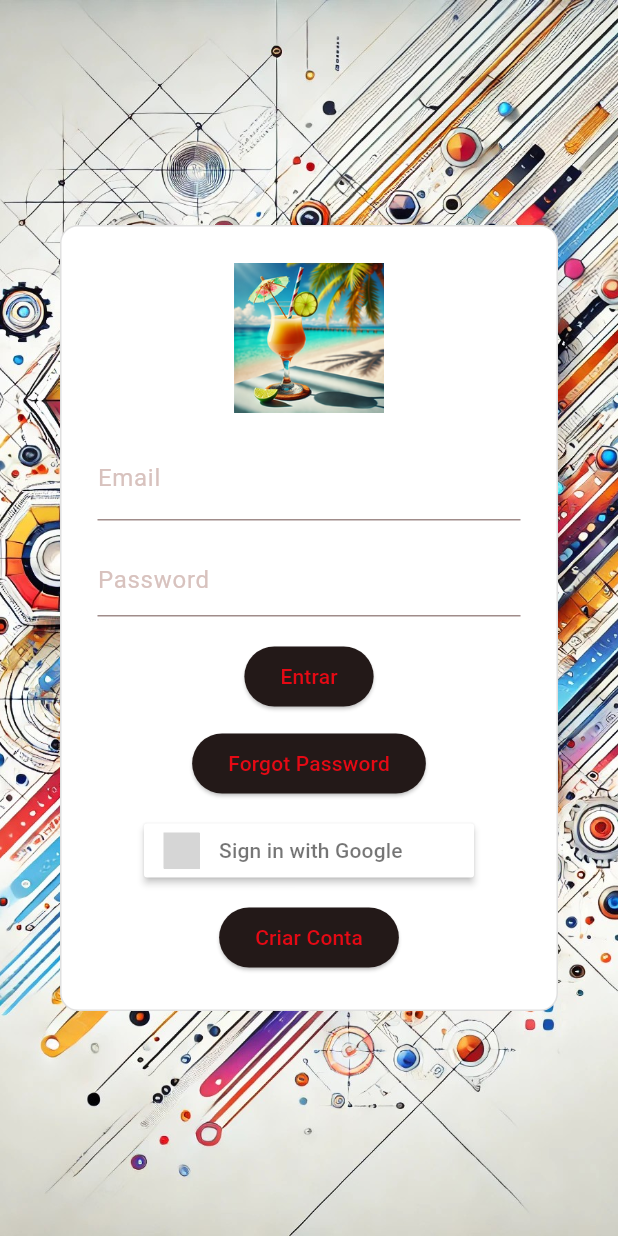
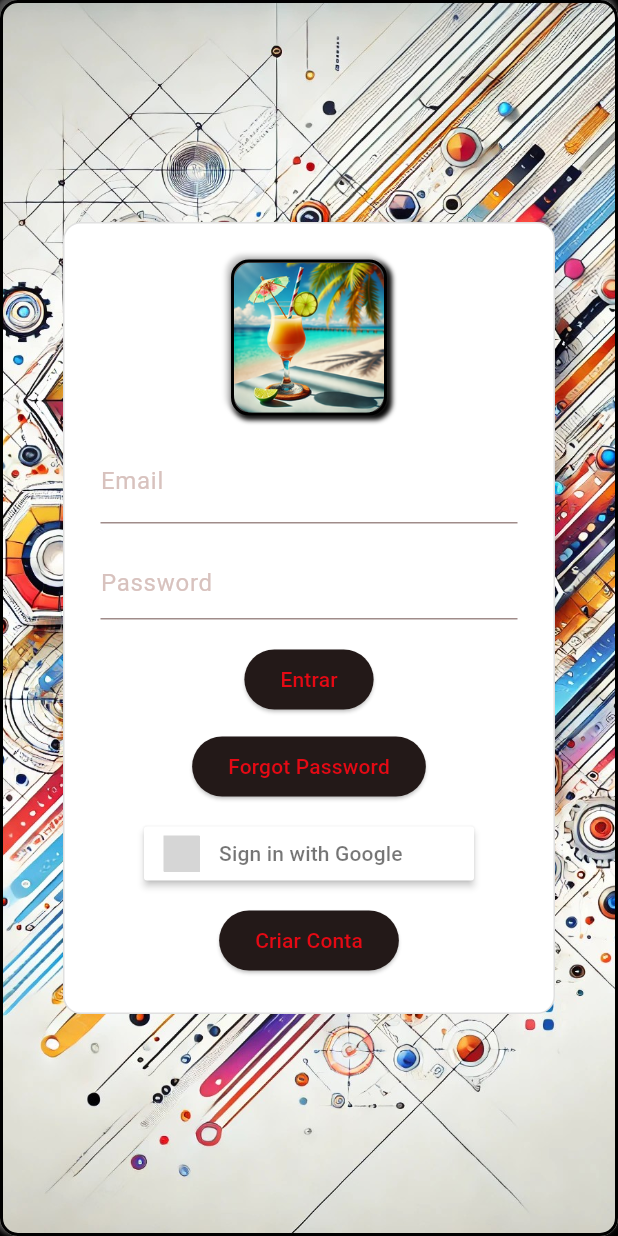
Before and after one commit to jhonnylucius/net_drinks, a Flutter app: the LoginScreen screen opened by its route, on a phone screen of 412 x 824 dp. Run offline on Flutter 3.47's test engine with Material 3 defaults, Android fonts, the phone set to English and light mode, and no system bars; our stand-ins replace cloud_firestore, dio, firebase_auth, firebase_core, flutter_i18n, flutter_signin_button and 8 more; missing offline and left inert: translator; accounts and stored records are empty; generated files the repository leaves out were written again; grey boxes are pictures that could not be loaded.

Commit message:
adiciona melhorias visuais na tela de login com bordas e sombras

```diff
--- a/app_netdrinks/lib/screens/login_screen.dart
+++ b/app_netdrinks/lib/screens/login_screen.dart
@@ -3,6 +3,7 @@ import 'package:app_netdrinks/screens/home_screen.dart';
 import 'package:app_netdrinks/screens/register_screen.dart';
 import 'package:app_netdrinks/services/auth_services.dart';
 import 'package:firebase_auth/firebase_auth.dart';
+import 'package:flutter/foundation.dart' show kIsWeb;
 import 'package:flutter/material.dart';
 import 'package:flutter_i18n/flutter_i18n.dart';
 import 'package:flutter_signin_button/flutter_signin_button.dart';
@@ -26,10 +27,32 @@ class LoginScreen extends StatelessWidget {
             image: AssetImage("assets/background_login.jpg"),
             fit: BoxFit.cover,
           ),
+          border: Border.all(color: Colors.black, width: 2.0),
+          borderRadius: BorderRadius.circular(12),
+          boxShadow: [
+            BoxShadow(
+              color: Colors.black54,
+              offset: Offset(4, 4),
+              blurRadius: 4,
+            ),
+            BoxShadow(
+              color: Colors.black,
+              offset: Offset(2, 2),
+              blurRadius: 2,
+              spreadRadius: 1,
+            ),
+            BoxShadow(
+              color: Colors.grey.withAlpha((0.5 * 255).toInt()),
+              offset: Offset(-2, -2),
+              blurRadius: 2,
+              spreadRadius: 1,
+            ),
+          ],
         ),
         child: Center(
           child: SingleChildScrollView(
             child: Container(
+              width: kIsWeb ? 400 : null, // Ajuste a largura para a versão web
               margin: EdgeInsets.symmetric(horizontal: 24),
               padding: EdgeInsets.all(24),
               decoration: BoxDecoration(
@@ -40,10 +63,33 @@ class LoginScreen extends StatelessWidget {
               child: Column(
                 mainAxisSize: MainAxisSize.min,
                 children: [
-                  Image.asset(
-                    'assets/Icon-192.png',
-                    width: 100,
-                    height: 100,
+                  Container(
+                    decoration: BoxDecoration(
+                      border: Border.all(color: Colors.black, width: 2.0),
+                      borderRadius: BorderRadius.circular(12),
+                      boxShadow: [
+                        BoxShadow(
+                          color: Colors.black,
+                          offset: Offset(2, 2),
+                          blurRadius: 2,
+                          spreadRadius: 1,
+                        ),
+                        BoxShadow(
+                          color: Colors.grey.withOpacity(0.5),
+                          offset: Offset(-2, -2),
+                          blurRadius: 2,
+                          spreadRadius: 1,
+                        ),
+                      ],
+                    ),
+                    child: ClipRRect(
+                      borderRadius: BorderRadius.circular(12),
+                      child: Image.asset(
+                        'assets/Icon-192.png',
+                        width: 100,
+                        height: 100,
+                      ),
+                    ),
                   ),
                   SizedBox(height: 16.0),
                   TextField(
@@ -57,6 +103,7 @@ class LoginScreen extends StatelessWidget {
                   TextField(
                     obscureText: true,
                     controller: _senhaController,
+                    style: TextStyle(color: Colors.black),
                     decoration: InputDecoration(
                       hintText:
                           FlutterI18n.translate(context, "login.password"),
```
